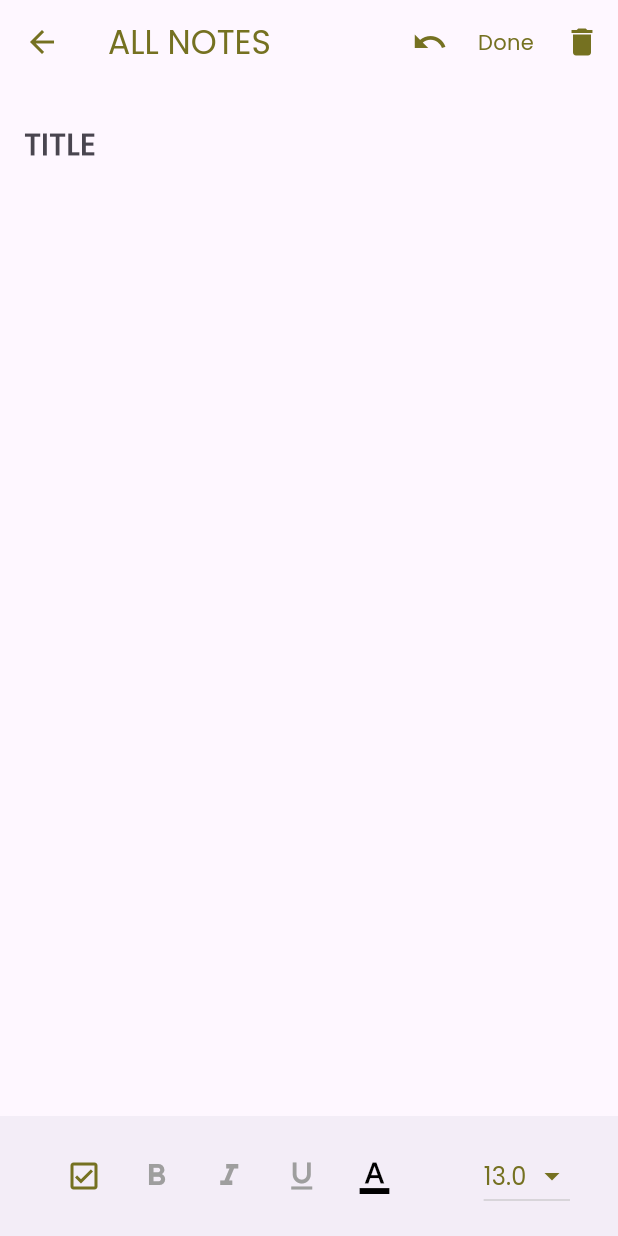
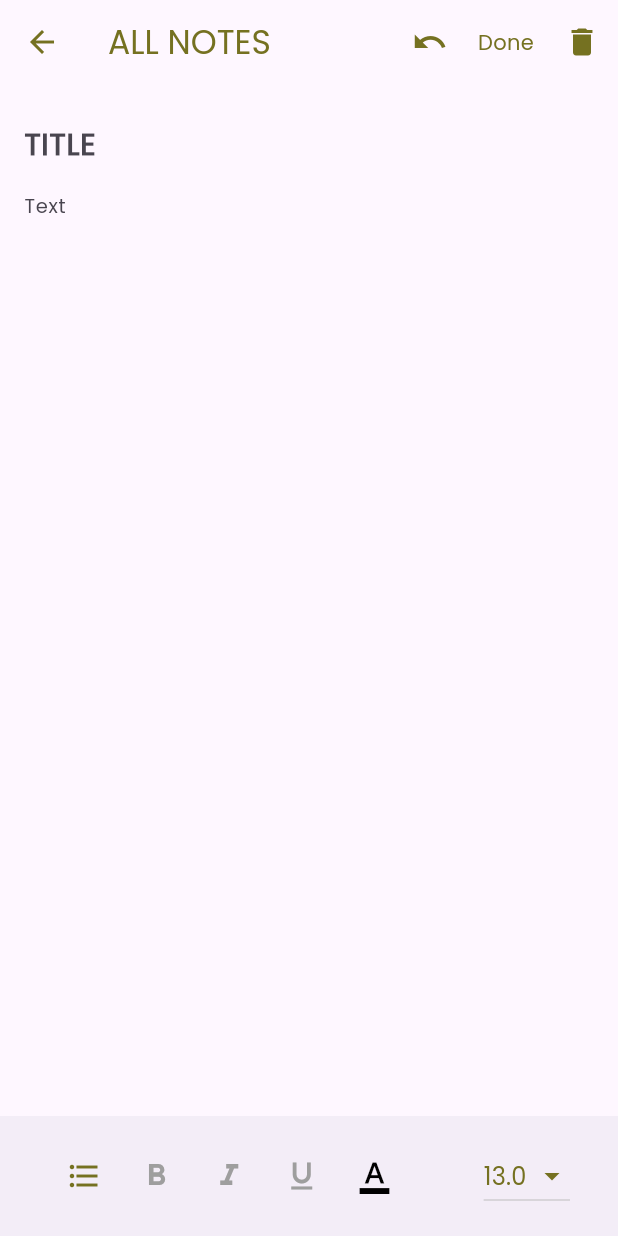
Before and after one commit to coronelm/TerraTales, a Flutter app: the BlankNotePage screen opened directly, on a phone screen of 412 x 824 dp. Run offline on Flutter 3.47's test engine with Material 3 defaults, Android fonts, the phone set to English and light mode, and no system bars; our stand-ins replace flutter_colorpicker.

Commit message:
blank_note.dart

```diff
--- a/lib/blank_note.dart
+++ b/lib/blank_note.dart
@@ -30,25 +30,55 @@ class _BlankNotePageState extends State<BlankNotePage> {
     _contentController.text = widget.initialContent ?? '';
     _lastTitle = _titleController.text;
     _lastContent = _contentController.text;
+    _contentController.addListener(_handleTextChange);
   }
 
-  void _insertCheckbox() {
-    setState(() {
-      final newText = _contentController.text + '\n[ ] ';
-      _contentController.text = newText;
-    });
+  @override
+  void dispose() {
+    _contentController.removeListener(_handleTextChange);
+    _contentController.dispose();
+    super.dispose();
   }
 
-  void _toggleCheckbox(int index) {
-    setState(() {
-      List<String> lines = _contentController.text.split('\n');
-      if (lines[index].startsWith('[ ]')) {
-        lines[index] = lines[index].replaceFirst('[ ]', '[x]');
-      } else if (lines[index].startsWith('[x]')) {
-        lines[index] = lines[index].replaceFirst('[x]', '[ ]');
+  void _handleTextChange() {
+    if (_contentController.text.endsWith('\n')) {
+      _contentController.text = _contentController.text + '• ';
+      _contentController.selection = TextSelection.fromPosition(
+        TextPosition(offset: _contentController.text.length),
+      );
     }
-      _contentController.text = lines.join('\n');
-    });
+  }
+
+  void _insertBullet() {
+    int start = _contentController.selection.start;
+    int end = _contentController.selection.end;
+    String selectedText = _contentController.text.substring(start, end);
+    String newText = '• $selectedText';
+    _contentController.text = _contentController.text.replaceRange(start, end, newText);
+    _contentController.selection = TextSelection.collapsed(offset: start + 2);
+  }
+
+  void _confirmDelete() {
+    showDialog(
+      context: context,
+      builder: (context) => AlertDialog(
+        title: Text('Delete Note'),
+        content: Text('Are you sure you want to delete this note?'),
+        actions: [
+          TextButton(
+            onPressed: () => Navigator.of(context).pop(false),
+            child: Text('Cancel'),
+          ),
+          TextButton(
+            onPressed: () {
+              Navigator.of(context).pop(true);
+              Navigator.pop(context, {'delete': true});
+            },
+            child: Text('Delete'),
+          ),
+        ],
+      ),
+    );
   }
 
   @override
@@ -90,9 +120,7 @@ class _BlankNotePageState extends State<BlankNotePage> {
           ),
           IconButton(
             icon: Icon(Icons.delete, color: Color(0xFF757121)),
-            onPressed: () {
-              Navigator.pop(context, {'delete': true});
-            },
+            onPressed: _confirmDelete,
           ),
         ],
       ),
@@ -113,29 +141,16 @@ class _BlankNotePageState extends State<BlankNotePage> {
               ),
             ),
             Expanded(
-              child: ListView.builder(
-                itemCount: _contentController.text.split('\n').length,
-                itemBuilder: (context, index) {
-                  String line = _contentController.text.split('\n')[index];
-                  return ListTile(
-                    leading: line.startsWith('[ ]') || line.startsWith('[x]')
-                        ? Checkbox(
-                            value: line.startsWith('[x]'),
-                            onChanged: (checked) {
-                              _toggleCheckbox(index);
-                            },
-                          )
-                        : null,
-                    title: TextField(
-                      controller: TextEditingController(text: line),
-                      onChanged: (newLine) {
-                        List<String> lines = _contentController.text.split('\n');
-                        lines[index] = newLine;
-                        _contentController.text = lines.join('\n');
-                      },
+              child: TextField(
+                controller: _contentController,
                 decoration: InputDecoration(
+                  hintText: 'Text',
                   border: InputBorder.none,
                 ),
+                maxLines: null,
+                expands: true,
+                keyboardType: TextInputType.multiline,
+                textAlignVertical: TextAlignVertical.top,
                 style: TextStyle(
                   fontSize: _fontSize,
                   fontWeight: _bold ? FontWeight.bold : FontWeight.normal,
@@ -144,9 +159,6 @@ class _BlankNotePageState extends State<BlankNotePage> {
                   color: _textColor,
                   backgroundColor: _bgColor,
                 ),
-                    ),
-                  );
-                },
               ),
             ),
           ],
@@ -161,8 +173,8 @@ class _BlankNotePageState extends State<BlankNotePage> {
             mainAxisAlignment: MainAxisAlignment.spaceBetween,
             children: [
               IconButton(
-                icon: Icon(Icons.check_box_outlined, color: Color(0xFF757121)),
-                onPressed: _insertCheckbox,
+                icon: Icon(Icons.format_list_bulleted, color: Color(0xFF757121)),
+                onPressed: _insertBullet,
               ),
               IconButton(
                 icon: Icon(Icons.format_bold, color: _bold ? Colors.black : Colors.grey),
```
Lines whose indentation alone changed are shown as unchanged.
